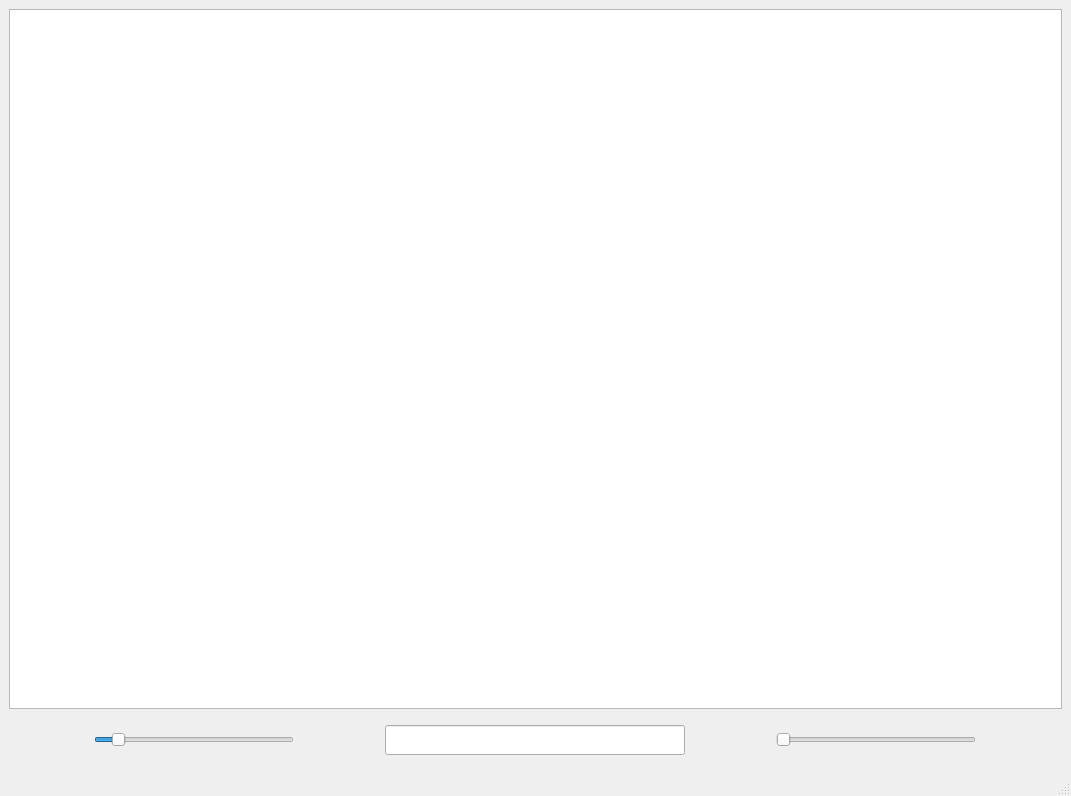
Before: the Qt Designer form mainwindow.ui in mfialaf/ICP, drawn with Qt 5.
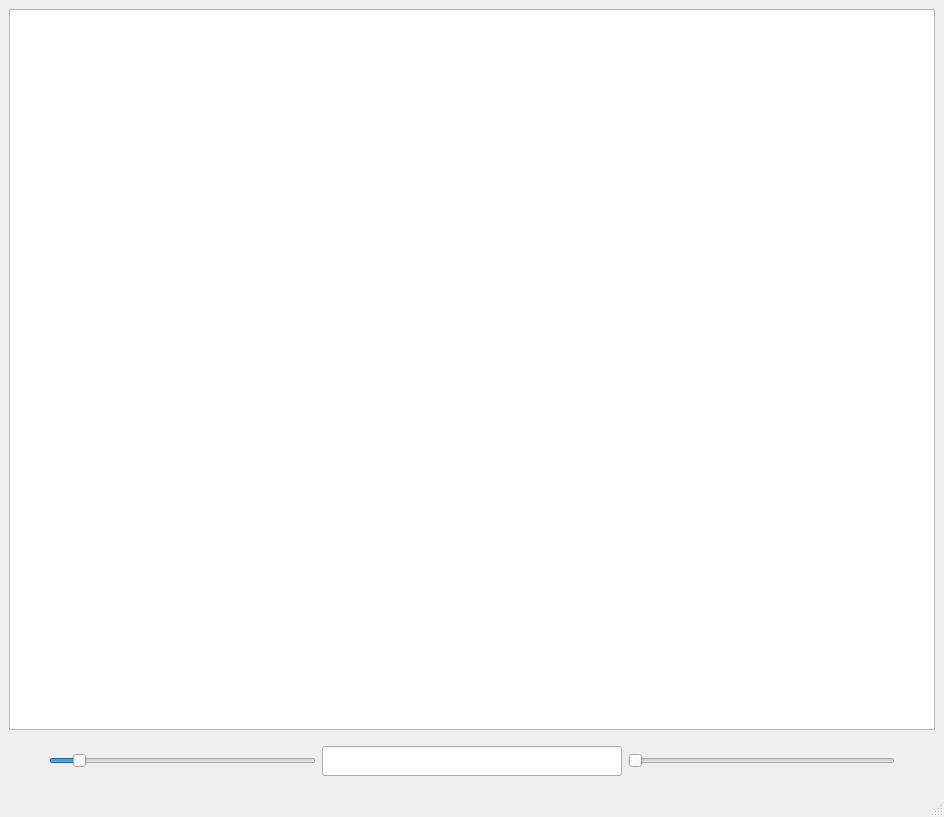
After: the same form once the commit is applied.

Patch:
```diff
--- a/mainwindow.ui
+++ b/mainwindow.ui
@@ -6,8 +6,8 @@
    <rect>
     <x>0</x>
     <y>0</y>
-    <width>1071</width>
-    <height>796</height>
+    <width>944</width>
+    <height>817</height>
    </rect>
   </property>
   <property name="windowTitle">
@@ -20,26 +20,42 @@
     </item>
     <item>
      <layout class="QHBoxLayout" name="horizontalLayout">
+      <item>
+       <spacer name="horizontalSpacer">
+        <property name="orientation">
+         <enum>Qt::Horizontal</enum>
+        </property>
+        <property name="sizeType">
+         <enum>QSizePolicy::Minimum</enum>
+        </property>
+        <property name="sizeHint" stdset="0">
+         <size>
+          <width>40</width>
+          <height>20</height>
+         </size>
+        </property>
+       </spacer>
+      </item>
       <item>
        <widget class="QSlider" name="zoomSlider">
         <property name="enabled">
          <bool>true</bool>
         </property>
         <property name="sizePolicy">
-         <sizepolicy hsizetype="Preferred" vsizetype="Preferred">
+         <sizepolicy hsizetype="Expanding" vsizetype="Fixed">
           <horstretch>0</horstretch>
           <verstretch>0</verstretch>
          </sizepolicy>
         </property>
         <property name="minimumSize">
          <size>
-          <width>100</width>
+          <width>200</width>
           <height>50</height>
          </size>
         </property>
         <property name="maximumSize">
          <size>
-          <width>200</width>
+          <width>500</width>
           <height>50</height>
          </size>
         </property>
@@ -84,15 +100,21 @@
       </item>
       <item>
        <widget class="QSlider" name="timeSlider">
+        <property name="sizePolicy">
+         <sizepolicy hsizetype="Expanding" vsizetype="Fixed">
+          <horstretch>0</horstretch>
+          <verstretch>0</verstretch>
+         </sizepolicy>
+        </property>
         <property name="minimumSize">
          <size>
-          <width>100</width>
+          <width>200</width>
           <height>50</height>
          </size>
         </property>
         <property name="maximumSize">
          <size>
-          <width>200</width>
+          <width>500</width>
           <height>50</height>
          </size>
         </property>
@@ -107,6 +129,22 @@
         </property>
        </widget>
       </item>
+      <item>
+       <spacer name="horizontalSpacer_2">
+        <property name="orientation">
+         <enum>Qt::Horizontal</enum>
+        </property>
+        <property name="sizeType">
+         <enum>QSizePolicy::Minimum</enum>
+        </property>
+        <property name="sizeHint" stdset="0">
+         <size>
+          <width>40</width>
+          <height>20</height>
+         </size>
+        </property>
+       </spacer>
+      </item>
      </layout>
     </item>
    </layout>
```
Left out of the diff: 2 changed lines with no effect on the pictures.
